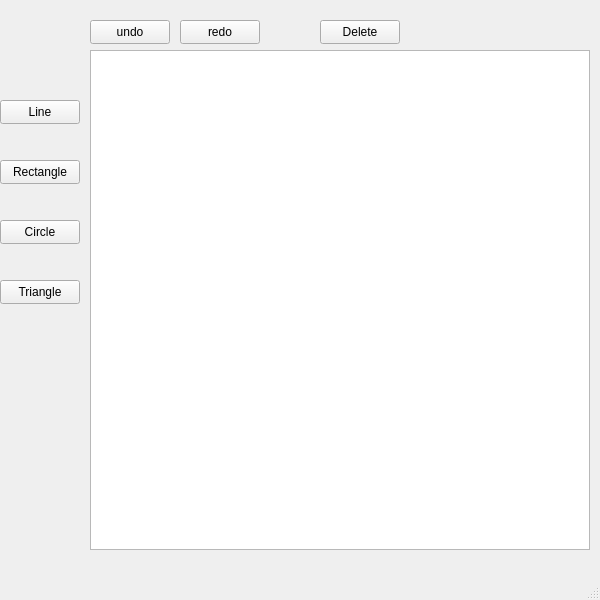
First picture: the form in mainwindow.ui, repository RawanFekry/Paint-app, before the edit.
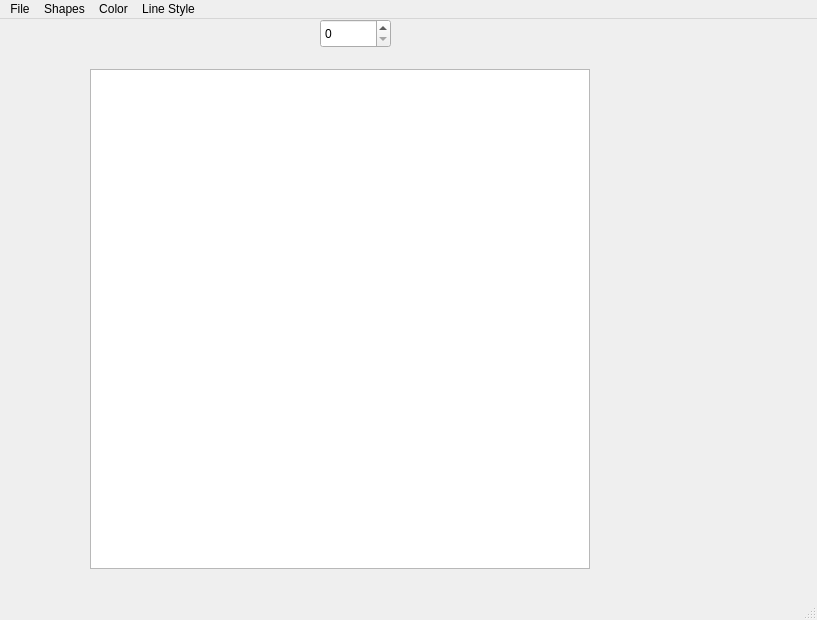
Second picture: the form after the edit.

What changed in the file:
```diff
--- a/mainwindow.ui
+++ b/mainwindow.ui
@@ -6,8 +6,8 @@
    <rect>
     <x>0</x>
     <y>0</y>
-    <width>600</width>
-    <height>600</height>
+    <width>817</width>
+    <height>620</height>
    </rect>
   </property>
   <property name="mouseTracking">
@@ -54,101 +54,17 @@
      <bool>false</bool>
     </property>
    </widget>
-   <widget class="QPushButton" name="undoBtn">
-    <property name="geometry">
-     <rect>
-      <x>90</x>
-      <y>20</y>
-      <width>80</width>
-      <height>24</height>
-     </rect>
-    </property>
-    <property name="text">
-     <string>undo</string>
-    </property>
-    <property name="shortcut">
-     <string>Ctrl+Z</string>
-    </property>
-   </widget>
-   <widget class="QPushButton" name="redoBtn">
-    <property name="geometry">
-     <rect>
-      <x>180</x>
-      <y>20</y>
-      <width>80</width>
-      <height>24</height>
-     </rect>
-    </property>
-    <property name="text">
-     <string>redo</string>
-    </property>
-    <property name="shortcut">
-     <string>Ctrl+Y</string>
-    </property>
-   </widget>
-   <widget class="QPushButton" name="lineBtn">
-    <property name="geometry">
-     <rect>
-      <x>0</x>
-      <y>100</y>
-      <width>80</width>
-      <height>24</height>
-     </rect>
-    </property>
-    <property name="text">
-     <string>Line</string>
-    </property>
-   </widget>
-   <widget class="QPushButton" name="rectBtn">
-    <property name="geometry">
-     <rect>
-      <x>0</x>
-      <y>160</y>
-      <width>80</width>
-      <height>24</height>
-     </rect>
-    </property>
-    <property name="text">
-     <string>Rectangle</string>
-    </property>
-   </widget>
-   <widget class="QPushButton" name="circleBtn">
-    <property name="geometry">
-     <rect>
-      <x>0</x>
-      <y>220</y>
-      <width>80</width>
-      <height>24</height>
-     </rect>
-    </property>
-    <property name="text">
-     <string>Circle</string>
-    </property>
-   </widget>
-   <widget class="QPushButton" name="triangBtn">
-    <property name="geometry">
-     <rect>
-      <x>0</x>
-      <y>280</y>
-      <width>80</width>
-      <height>24</height>
-     </rect>
-    </property>
-    <property name="text">
-     <string>Triangle</string>
-    </property>
-   </widget>
-   <widget class="QPushButton" name="deleteBtn">
+   <widget class="QSpinBox" name="linewidthSpn">
     <property name="geometry">
      <rect>
       <x>320</x>
-      <y>20</y>
-      <width>80</width>
-      <height>24</height>
+      <y>0</y>
+      <width>71</width>
+      <height>29</height>
      </rect>
     </property>
-    <property name="text">
-     <string>Delete</string>
+    <property name="maximum">
+     <number>100</number>
     </property>
    </widget>
   </widget>
@@ -157,10 +73,49 @@
     <rect>
      <x>0</x>
      <y>0</y>
-     <width>600</width>
+     <width>817</width>
      <height>21</height>
     </rect>
    </property>
+   <widget class="QMenu" name="menuhjda">
+    <property name="title">
+     <string>Shapes</string>
+    </property>
+    <addaction name="actShapes_Line"/>
+    <addaction name="actShapes_Rectangle"/>
+    <addaction name="actShapes_Circle"/>
+    <addaction name="actShapes_Triangle"/>
+   </widget>
+   <widget class="QMenu" name="menuColor">
+    <property name="title">
+     <string>Color</string>
+    </property>
+    <addaction name="actColor_Line"/>
+   </widget>
+   <widget class="QMenu" name="actStyle">
+    <property name="title">
+     <string>Line Style</string>
+    </property>
+    <addaction name="actLinestyle_Solid"/>
+    <addaction name="actLinestyle_Dense_Level_1"/>
+    <addaction name="actLinestyle_Dense_Level_2"/>
+    <addaction name="actLinestyle_Dense_Level_3"/>
+   </widget>
+   <widget class="QMenu" name="menuFile">
+    <property name="title">
+     <string>File</string>
+    </property>
+    <addaction name="actOpen"/>
+    <addaction name="actSave"/>
+    <addaction name="actUndo"/>
+    <addaction name="actRedo"/>
+    <addaction name="actDelete"/>
+    <addaction name="actSearch"/>
+   </widget>
+   <addaction name="menuFile"/>
+   <addaction name="menuhjda"/>
+   <addaction name="menuColor"/>
+   <addaction name="actStyle"/>
   </widget>
   <widget class="QStatusBar" name="statusbar"/>
  </widget>
```
Left out of the diff: 87 changed lines with no effect on the pictures.
